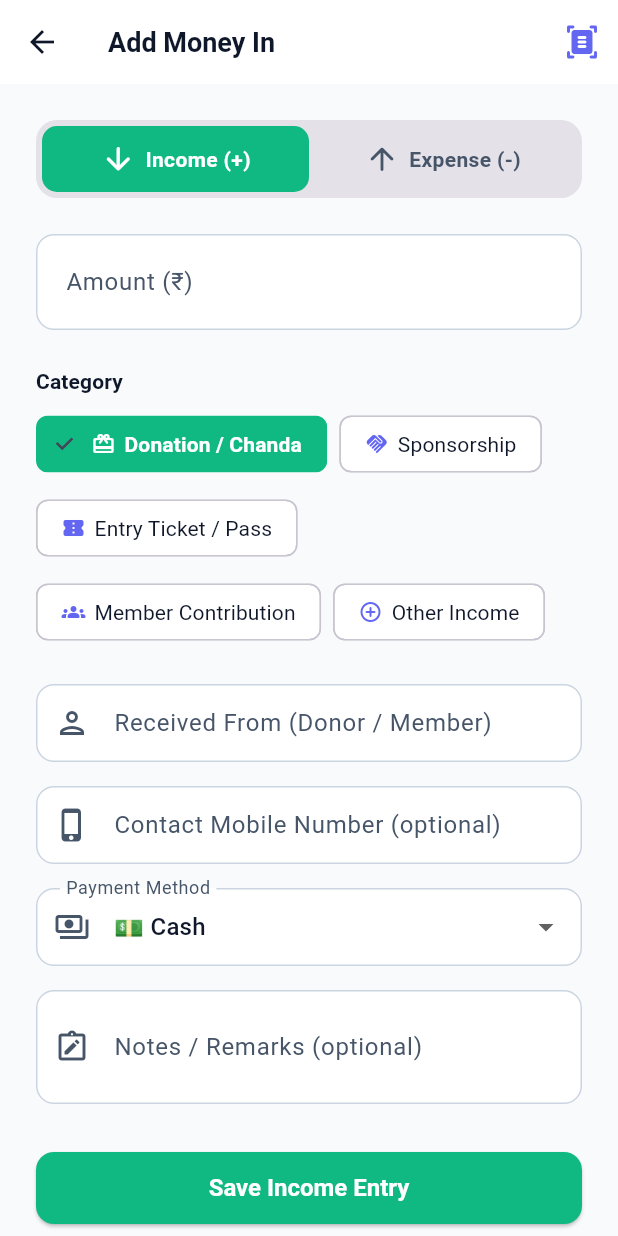
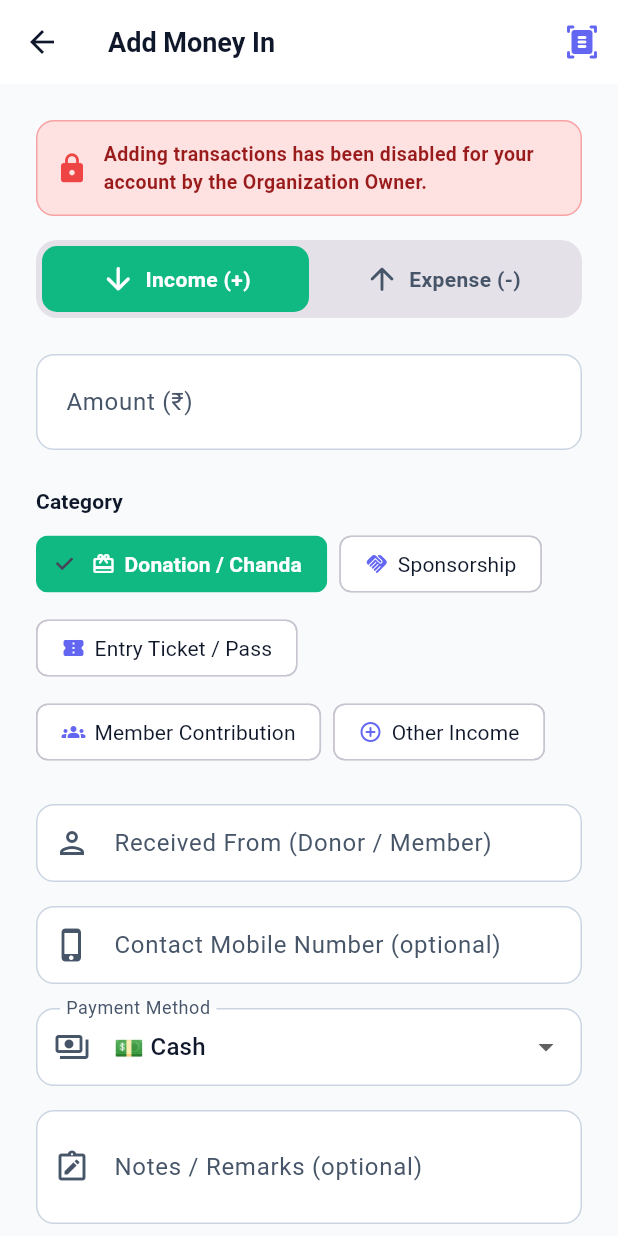
Before and after one commit to Luckysai07/mitra, a Flutter app: the AddTransactionScreen screen opened by its route, on a phone screen of 412 x 824 dp. Run offline on Flutter 3.47's test engine with Material 3 defaults, Android fonts, the phone set to English and light mode, and no system bars; our stand-ins replace flutter_riverpod, go_router, package_info_plus, qr_flutter, share_plus, shared_preferences and 1 more; accounts and stored records are empty.

```diff
--- a/lib/core/constants/app_constants.dart
+++ b/lib/core/constants/app_constants.dart
@@ -12,7 +12,7 @@ abstract final class AppConstants {
   static const String developerLinkedinUrl = 'https://www.linkedin.com/in/k-sai-kumar-5a5a85338';
   static const String developerEmail = 'saikumarkadega@gmail.com';
   static const String copyrightNotice = '© 2026 Kadega Sai Kumar. All rights reserved.';
-  static const String appVersion = '1.0.0';
+  static const String appVersion = '1.0.1';
   static const String githubRepo = 'Luckysai07/mitra';
   static const String githubReleasesApiUrl = 'https://api.github.com/repos/Luckysai07/mitra/releases/latest';
   static const String apkDownloadUrl = 'https://github.com/Luckysai07/mitra/releases/download/latest/mitra-app.apk';
--- a/lib/features/organization/providers/permissions_provider.dart
+++ b/lib/features/organization/providers/permissions_provider.dart
@@ -231,19 +231,65 @@ final userPermissionsProvider = FutureProvider<UserPermissions>((ref) async {
       );
     }
 
-    // 2. Get role-based permissions
+    // 2. Base permissions for the role (built-in fallback defaults)
+    final Set<String> perms = {};
+    switch (role.toLowerCase()) {
+      case 'owner':
+        perms.addAll(Permissions.all);
+        break;
+      case 'president':
+        perms.addAll([
+          Permissions.approveTransaction,
+          Permissions.addTransaction,
+          Permissions.editTransaction,
+          Permissions.manageMembers,
+          Permissions.viewReports,
+        ]);
+        break;
+      case 'treasurer':
+        // Treasurer can add and edit transactions, but does not auto-approve unless granted by Owner!
+        perms.addAll([
+          Permissions.addTransaction,
+          Permissions.editTransaction,
+          Permissions.viewReports,
+          Permissions.exportData,
+        ]);
+        break;
+      case 'secretary':
+        perms.addAll([
+          Permissions.addTransaction,
+          Permissions.manageMembers,
+          Permissions.viewReports,
+        ]);
+        break;
+      case 'member':
+        perms.addAll([
+          Permissions.addTransaction,
+          Permissions.viewReports,
+        ]);
+        break;
+      case 'viewer':
+        perms.add(Permissions.viewReports);
+        break;
+      default:
+        perms.addAll([Permissions.addTransaction, Permissions.viewReports]);
+    }
+
+    // 2b. Merge custom database role_permissions if available
+    try {
       final permsResponse = await SupabaseService.client
           .from('role_permissions')
           .select('permission')
           .eq('org_id', activeOrg.id)
           .eq('role_name', role);
 
-    final Set<String> perms = {};
       for (final row in (permsResponse as List)) {
         perms.add(row['permission'] as String);
       }
+    } catch (_) {}
 
-    // 3. Get individual permission overrides
+    // 3. Apply individual permission overrides (grant OR revoke)
+    try {
       final overridesResponse = await SupabaseService.client
           .from('permission_overrides')
           .select('permission, is_granted')
@@ -259,6 +305,7 @@ final userPermissionsProvider = FutureProvider<UserPermissions>((ref) async {
           perms.remove(perm);
         }
       }
+    } catch (_) {}
 
     return UserPermissions(
       role: role,
--- a/lib/features/transactions/presentation/screens/add_transaction_screen.dart
+++ b/lib/features/transactions/presentation/screens/add_transaction_screen.dart
@@ -88,10 +88,23 @@ class _AddTransactionScreenState extends ConsumerState<AddTransactionScreen> {
       return;
     }
 
-    // Check user permissions for approval
+    // Check user permissions
     final permsAsync = ref.read(userPermissionsProvider);
     final userPerms = permsAsync.valueOrNull ?? UserPermissions.empty;
-    final isAutoApproved = userPerms.canApproveTransactions || userPerms.isOwner || userPerms.isOrgCreator;
+    final canAdd = userPerms.canAddTransactions || userPerms.isOwner || userPerms.isOrgCreator;
+
+    if (!canAdd) {
+      ScaffoldMessenger.of(context).showSnackBar(
+        const SnackBar(
+          content: Text('⚠️ You do not have permission to add transactions in this organization.'),
+          backgroundColor: AppColors.expense,
+        ),
+      );
+      return;
+    }
+
+    // Only Owner, Org Creator, or explicitly granted Approvers are auto-approved
+    final isAutoApproved = userPerms.isOwner || userPerms.isOrgCreator || userPerms.canApproveTransactions;
     final approvalStatus = isAutoApproved ? 'approved' : 'pending';
 
     setState(() => _isLoading = true);
@@ -139,7 +152,7 @@ class _AddTransactionScreenState extends ConsumerState<AddTransactionScreen> {
         ScaffoldMessenger.of(context).showSnackBar(
           SnackBar(
             content: Text(
-              '${_type == 'income' ? 'Income' : 'Expense'} entry of ${CurrencyFormatter.formatPaise(paise)} submitted! Awaiting Owner/President approval ⏳',
+              '${_type == 'income' ? 'Income' : 'Expense'} entry of ${CurrencyFormatter.formatPaise(paise)} submitted for Owner approval ⏳',
             ),
             backgroundColor: AppColors.pending,
             duration: const Duration(seconds: 4),
@@ -169,6 +182,10 @@ class _AddTransactionScreenState extends ConsumerState<AddTransactionScreen> {
     final isIncome = _type == 'income';
 
     final categories = isIncome ? DefaultCategories.income : DefaultCategories.expense;
+
+    final permsAsync = ref.watch(userPermissionsProvider);
+    final userPerms = permsAsync.valueOrNull ?? UserPermissions.empty;
+    final canAdd = userPerms.canAddTransactions || userPerms.isOwner || userPerms.isOrgCreator;
 
     return Scaffold(
       appBar: AppBar(
@@ -211,6 +228,29 @@ TOTAL AMOUNT:          ₹15,000.00
             child: Column(
               crossAxisAlignment: CrossAxisAlignment.start,
               children: [
+                if (!canAdd)
+                  Container(
+                    padding: const EdgeInsets.all(AppSpacing.md),
+                    margin: const EdgeInsets.only(bottom: AppSpacing.lg),
+                    decoration: BoxDecoration(
+                      color: const Color(0xFFFEE2E2),
+                      borderRadius: BorderRadius.circular(AppSpacing.radiusMd),
+                      border: Border.all(color: AppColors.expense.withOpacity(0.4)),
+                    ),
+                    child: const Row(
+                      children: [
+                        Icon(Icons.lock_rounded, color: AppColors.expense, size: 22),
+                        SizedBox(width: 10),
+                        Expanded(
+                          child: Text(
+                            'Adding transactions has been disabled for your account by the Organization Owner.',
+                            style: TextStyle(color: Color(0xFF991B1B), fontSize: 13, fontWeight: FontWeight.w600),
+                          ),
+                        ),
+                      ],
+                    ),
+                  ),
+
                 // ── Type Switcher Toggle ──
                 Container(
                   height: 52,
@@ -403,9 +443,9 @@ TOTAL AMOUNT:          ₹15,000.00
 
                 // ── Submit Button ──
                 ElevatedButton(
-                  onPressed: _isLoading ? null : _handleSave,
+                  onPressed: (_isLoading || !canAdd) ? null : _handleSave,
                   style: ElevatedButton.styleFrom(
-                    backgroundColor: isIncome ? AppColors.income : AppColors.expense,
+                    backgroundColor: !canAdd ? Colors.grey : (isIncome ? AppColors.income : AppColors.expense),
                   ),
                   child: _isLoading
                       ? const SizedBox(
@@ -413,7 +453,7 @@ TOTAL AMOUNT:          ₹15,000.00
                           width: 22,
                           child: CircularProgressIndicator(strokeWidth: 2.5, color: Colors.white),
                         )
-                      : Text('Save ${isIncome ? 'Income' : 'Expense'} Entry'),
+                      : Text(!canAdd ? 'Adding Disabled by Owner' : 'Save ${isIncome ? 'Income' : 'Expense'} Entry'),
                 ),
               ],
             ),
```
Also changed, not shown: lib/core/routing/scaffold_with_nav.dart (+25 -6 lines), lib/core/widgets/app_update_dialog.dart (+7 -0 lines), lib/features/organization/presentation/screens/owner_dashboard_screen.dart (+96 -46 lines), lib/features/transactions/presentation/screens/transaction_list_screen.dart (+11 -4 lines), lib/services/app_update_service.dart (+30 -10 lines). Lines whose indentation alone changed are shown as unchanged.
